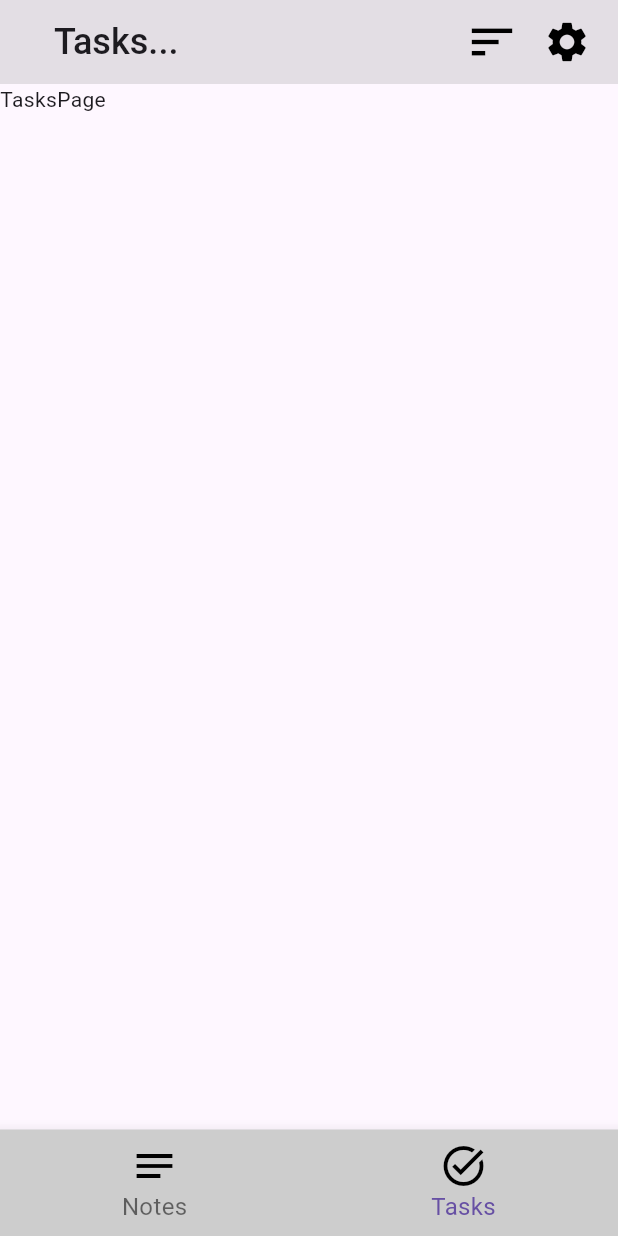
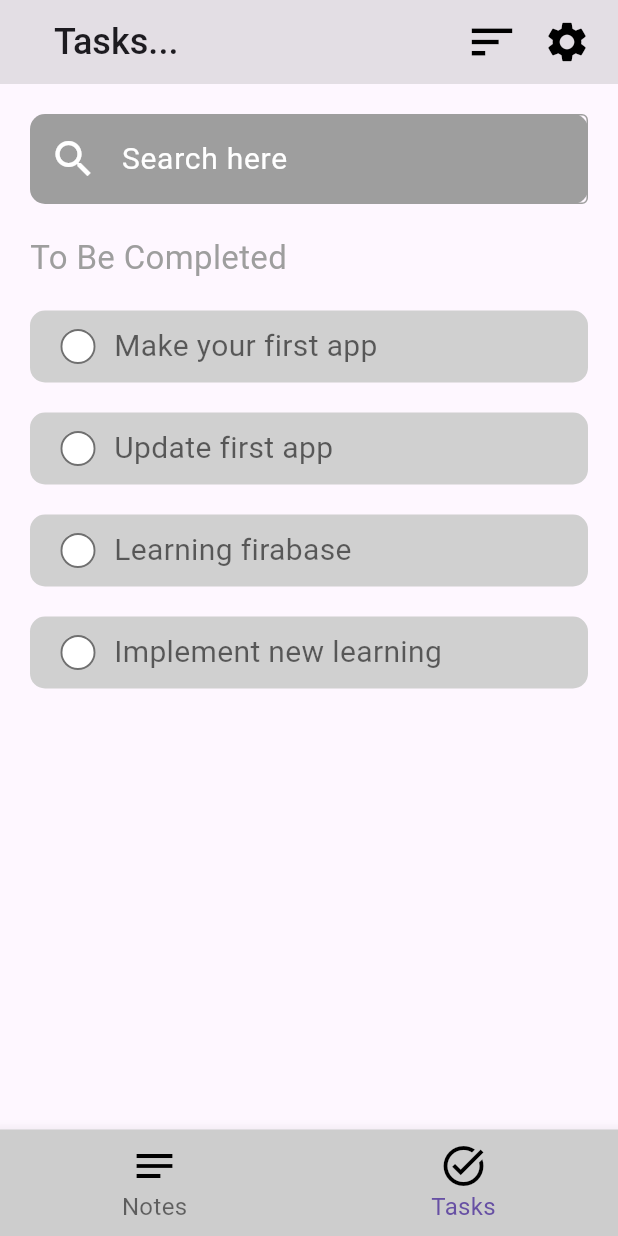
Before and after one commit to Aqib113/app1, a Flutter app: the screen it shows after launch, item 2 of the bottom bar chosen, on a phone screen of 412 x 824 dp. Run offline on Flutter 3.47's test engine with Material 3 defaults, Android fonts, the phone set to English and light mode, and no system bars; Roboto replaces fonts that are missing (poppins).

Commit message:
Following tasks are Done (Tasks Page):  1) Uncompleted tasks showcasing

```diff
--- a/lib/pages/tasks.dart
+++ b/lib/pages/tasks.dart
@@ -1,10 +1,154 @@
 import 'package:flutter/material.dart';
+import 'package:flutter/services.dart';
 
-class TasksPage extends StatelessWidget {
-  const TasksPage({super.key});
+class TasksPage extends StatefulWidget {
+  TasksPage({super.key});
+
+  @override
+  State<TasksPage> createState() => _TasksPage();
+}
+
+class _TasksPage extends State<TasksPage> {
+  final TextEditingController _searchControllerTasks = TextEditingController();
+  final FocusNode _focusNode = FocusNode();
+  final Tasks = [
+    [false, 'Make your first app'],
+    [false, 'Update first app'],
+    [false, 'Learning firabase'],
+    [false, 'Implement new learning'],
+  ];
+
+  Padding taskShowcase(bool _value, String _taskTitle, int _index) {
+    return Padding(
+      padding: EdgeInsets.only(left: 20, right: 20, top: 20),
+      child: Container(
+        padding: EdgeInsets.only(left: 8),
+        decoration: BoxDecoration(
+          color: const Color.fromARGB(255, 208, 208, 208),
+          borderRadius: BorderRadius.circular(10),
+        ),
+        child: Row(
+          children: [
+            //CheckBox
+            Transform.scale(
+              scale: 1.3,
+              child: Checkbox(
+                value: _value,
+                fillColor: WidgetStatePropertyAll(Colors.white),
+                shape: CircleBorder(),
+                side: BorderSide(
+                  color: Color.fromARGB(170, 40, 40, 40),
+                ),
+                checkColor:const Color.fromARGB(143, 125, 125, 125) ,
+                onChanged: (value) => {
+                  setState(() {
+                    Tasks[_index][0] = !_value;
+                    print('value changed');
+                  }),
+                },
+              ),
+            )
+            ,
+            // Task Title
+            Text(
+              _taskTitle,
+              style: TextStyle(
+                color: const Color.fromARGB(148, 0, 0, 0),
+                fontFamily: 'Roboto',
+                fontSize: 20,
+              ) ,
+            )
+          ],
+        ),
+      ),
+    );
+  }
 
   @override
   Widget build(BuildContext context) {
-    return Scaffold(body: Text("TasksPage"));
+    return Scaffold(
+      body: Center(
+        child: Column(
+          crossAxisAlignment: CrossAxisAlignment.start,
+          children: [
+            // --Search Bar Portion
+            Padding(
+              padding: EdgeInsets.all(20),
+              child: Container(
+                padding: EdgeInsets.only(left: 13),
+                height: 60,
+                decoration: BoxDecoration(
+                  color: Colors.grey,
+                  borderRadius: BorderRadius.circular(10),
+                ),
+                child: Row(
+                  children: [
+                    // search Icon
+                    Icon(
+                      Icons.search,
+                      size: 32,
+                      color: const Color.fromARGB(255, 255, 255, 255),
+                    ),
+                    // search input
+                    Expanded(
+                      child: GestureDetector(
+                        onTap: () => {_focusNode.unfocus()},
+                        child: TextFormField(
+                          style: TextStyle(
+                            color: Colors.white,
+                            fontSize: 20,
+                            fontFamily: 'poppins',
+                            fontWeight: FontWeight.w400,
+                          ),
+                          focusNode: _focusNode,
+                          textAlign: TextAlign.left,
+                          decoration: InputDecoration(
+                            focusColor: Colors.grey,
+                            hintText: "Search here",
+                            hintStyle: TextStyle(
+                              color: Colors.white,
+                              fontSize: 20,
+                            ),
+                            enabledBorder: OutlineInputBorder(
+                              borderSide: BorderSide(color: Colors.grey),
+                            ),
+
+                            focusedBorder: OutlineInputBorder(
+                              borderSide: BorderSide(color: Colors.grey),
+                            ),
+                          ),
+                          cursorColor: Colors.white,
+                          controller: _searchControllerTasks,
+                        ),
+                      ),
+                    ),
+                  ],
+                ),
+              ),
+            ),
+
+            // --Uncompleted Tasks
+            Padding(
+              padding: EdgeInsets.only(left: 20),
+              child: Text(
+                "To Be Completed",
+                style: TextStyle(
+                  fontFamily: "poppins",
+                  fontSize: 22,
+                  color: Colors.grey,
+                  fontWeight: FontWeight.w400,
+                ),
+                textAlign: TextAlign.start,
+              ),
+            ),
+            // Tasks List Here
+            ...List.generate(
+              Tasks.length,
+              (i) => taskShowcase(Tasks[i][0] as bool, Tasks[i][1] as String, i),
+            ),
+          ],
+        ),
+      ),
+    );
   }
 }
```
